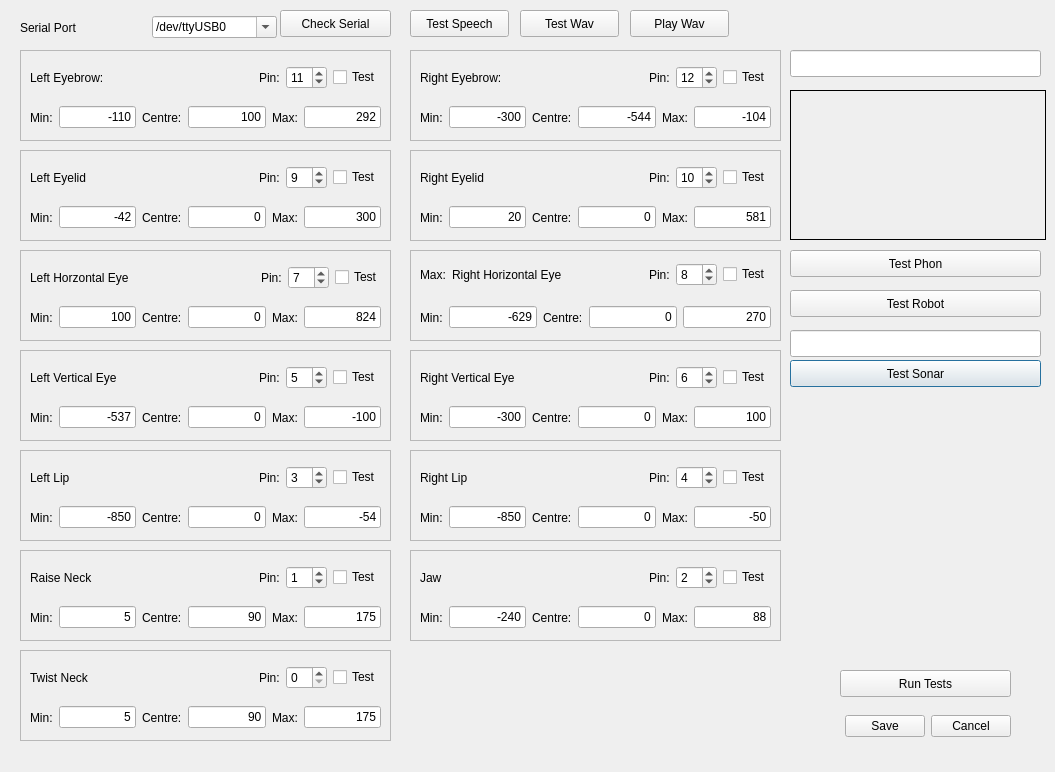
ptbw/FriztV2, file configwindow.ui: the form before one commit.
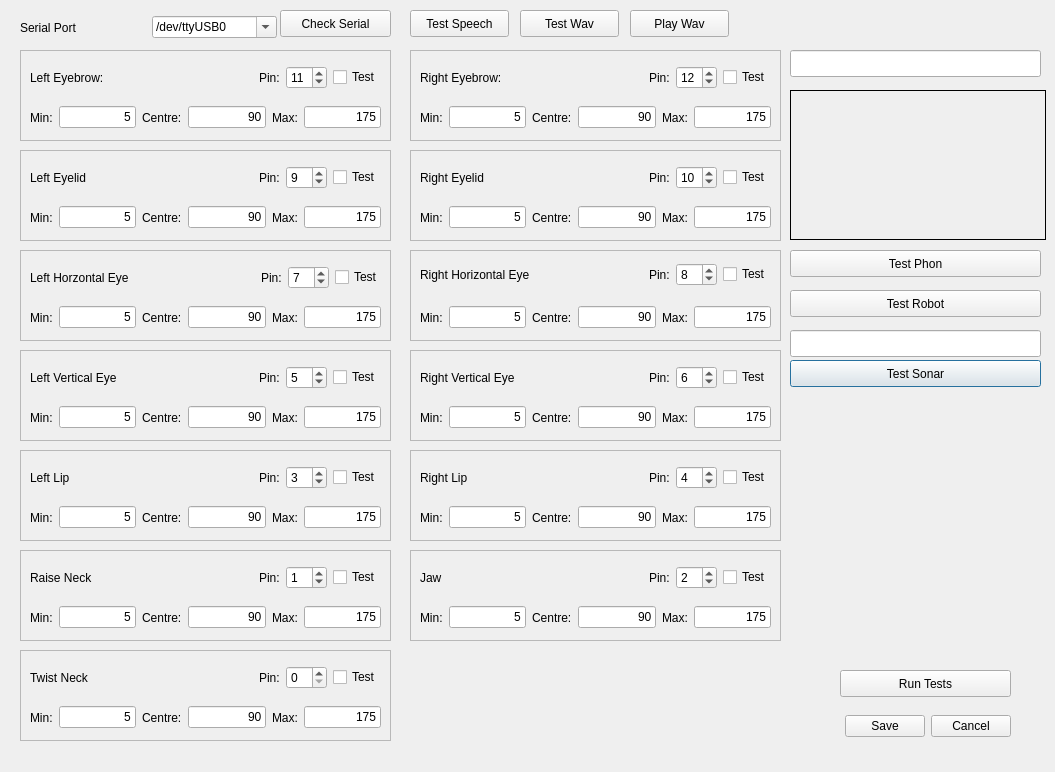
The form after the commit.

Patch:
```diff
--- a/configwindow.ui
+++ b/configwindow.ui
@@ -81,7 +81,7 @@
     <item>
      <widget class="QLineEdit" name="leftEyebrowMin">
       <property name="text">
-       <string>-110</string>
+       <string>5</string>
       </property>
       <property name="alignment">
        <set>Qt::AlignRight|Qt::AlignTrailing|Qt::AlignVCenter</set>
@@ -98,7 +98,7 @@
     <item>
      <widget class="QLineEdit" name="leftEyebrowTrim">
       <property name="text">
-       <string>100</string>
+       <string>90</string>
       </property>
       <property name="alignment">
        <set>Qt::AlignRight|Qt::AlignTrailing|Qt::AlignVCenter</set>
@@ -115,7 +115,7 @@
     <item>
      <widget class="QLineEdit" name="leftEyebrowMax">
       <property name="text">
-       <string>292</string>
+       <string>175</string>
       </property>
       <property name="alignment">
        <set>Qt::AlignRight|Qt::AlignTrailing|Qt::AlignVCenter</set>
@@ -124,7 +124,7 @@
     </item>
    </layout>
   </widget>
-  <widget class="QWidget" name="layoutWidget">
+  <widget class="QWidget" name="layoutWidget_1">
    <property name="geometry">
     <rect>
      <x>30</x>
@@ -216,7 +216,7 @@
     <enum>QFrame::Raised</enum>
    </property>
   </widget>
-  <widget class="QWidget" name="layoutWidget">
+  <widget class="QWidget" name="layoutWidget_2">
    <property name="geometry">
     <rect>
      <x>420</x>
@@ -292,7 +292,7 @@
     <item>
      <widget class="QLineEdit" name="rightEyebrowMin">
       <property name="text">
-       <string>-300</string>
+       <string>5</string>
       </property>
       <property name="alignment">
        <set>Qt::AlignRight|Qt::AlignTrailing|Qt::AlignVCenter</set>
@@ -309,7 +309,7 @@
     <item>
      <widget class="QLineEdit" name="rightEyebrowTrim">
       <property name="text">
-       <string>-544</string>
+       <string>90</string>
       </property>
       <property name="alignment">
        <set>Qt::AlignRight|Qt::AlignTrailing|Qt::AlignVCenter</set>
@@ -326,7 +326,7 @@
     <item>
      <widget class="QLineEdit" name="rightEyebrowMax">
       <property name="text">
-       <string>-104</string>
+       <string>175</string>
       </property>
       <property name="alignment">
        <set>Qt::AlignRight|Qt::AlignTrailing|Qt::AlignVCenter</set>
@@ -419,7 +419,7 @@
     </rect>
    </property>
   </widget>
-  <widget class="QWidget" name="layoutWidget">
+  <widget class="QWidget" name="layoutWidget_4">
    <property name="geometry">
     <rect>
      <x>20</x>
@@ -473,7 +473,7 @@
     <item>
      <widget class="QLineEdit" name="leftEyelidMin">
       <property name="text">
-       <string>-42</string>
+       <string>5</string>
       </property>
       <property name="alignment">
        <set>Qt::AlignRight|Qt::AlignTrailing|Qt::AlignVCenter</set>
@@ -490,7 +490,7 @@
     <item>
      <widget class="QLineEdit" name="leftEyelidTrim">
       <property name="text">
-       <string>0</string>
+       <string>90</string>
       </property>
       <property name="alignment">
        <set>Qt::AlignRight|Qt::AlignTrailing|Qt::AlignVCenter</set>
@@ -507,7 +507,7 @@
     <item>
      <widget class="QLineEdit" name="leftEyelidMax">
       <property name="text">
-       <string>300</string>
+       <string>175</string>
       </property>
       <property name="alignment">
        <set>Qt::AlignRight|Qt::AlignTrailing|Qt::AlignVCenter</set>
@@ -608,7 +608,7 @@
     <item>
      <widget class="QLineEdit" name="leftHorizontalEyeMin">
       <property name="text">
-       <string>100</string>
+       <string>5</string>
       </property>
       <property name="alignment">
        <set>Qt::AlignRight|Qt::AlignTrailing|Qt::AlignVCenter</set>
@@ -625,7 +625,7 @@
     <item>
      <widget class="QLineEdit" name="leftHorizontalEyeTrim">
       <property name="text">
-       <string>0</string>
+       <string>90</string>
       </property>
       <property name="alignment">
        <set>Qt::AlignRight|Qt::AlignTrailing|Qt::AlignVCenter</set>
@@ -642,7 +642,7 @@
     <item>
      <widget class="QLineEdit" name="leftHorizontalEyeMax">
       <property name="text">
-       <string>824</string>
+       <string>175</string>
       </property>
       <property name="alignment">
        <set>Qt::AlignRight|Qt::AlignTrailing|Qt::AlignVCenter</set>
@@ -743,7 +743,7 @@
     <item>
      <widget class="QLineEdit" name="leftVerticalEyeMin">
       <property name="text">
-       <string>-537</string>
+       <string>5</string>
       </property>
       <property name="alignment">
        <set>Qt::AlignRight|Qt::AlignTrailing|Qt::AlignVCenter</set>
@@ -760,7 +760,7 @@
     <item>
      <widget class="QLineEdit" name="leftVerticalEyeTrim">
       <property name="text">
-       <string>0</string>
+       <string>90</string>
       </property>
       <property name="alignment">
        <set>Qt::AlignRight|Qt::AlignTrailing|Qt::AlignVCenter</set>
@@ -777,7 +777,7 @@
     <item>
      <widget class="QLineEdit" name="leftVerticalEyeMax">
       <property name="text">
-       <string>-100</string>
+       <string>175</string>
       </property>
       <property name="alignment">
        <set>Qt::AlignRight|Qt::AlignTrailing|Qt::AlignVCenter</set>
@@ -878,7 +878,7 @@
     <item>
      <widget class="QLineEdit" name="leftLipMin">
       <property name="text">
-       <string>-850</string>
+       <string>5</string>
       </property>
       <property name="alignment">
        <set>Qt::AlignRight|Qt::AlignTrailing|Qt::AlignVCenter</set>
@@ -895,7 +895,7 @@
     <item>
      <widget class="QLineEdit" name="leftLipTrim">
       <property name="text">
-       <string>0</string>
+       <string>90</string>
       </property>
       <property name="alignment">
        <set>Qt::AlignRight|Qt::AlignTrailing|Qt::AlignVCenter</set>
@@ -912,7 +912,7 @@
     <item>
      <widget class="QLineEdit" name="leftLipMax">
       <property name="text">
-       <string>-54</string>
+       <string>175</string>
       </property>
       <property name="alignment">
        <set>Qt::AlignRight|Qt::AlignTrailing|Qt::AlignVCenter</set>
@@ -1148,7 +1148,7 @@
     <item>
      <widget class="QLineEdit" name="rightEyelidMin">
       <property name="text">
-       <string>20</string>
+       <string>5</string>
       </property>
       <property name="alignment">
        <set>Qt::AlignRight|Qt::AlignTrailing|Qt::AlignVCenter</set>
@@ -1165,7 +1165,7 @@
     <item>
      <widget class="QLineEdit" name="rightEyelidTrim">
       <property name="text">
-       <string>0</string>
+       <string>90</string>
       </property>
       <property name="alignment">
        <set>Qt::AlignRight|Qt::AlignTrailing|Qt::AlignVCenter</set>
@@ -1182,7 +1182,7 @@
     <item>
      <widget class="QLineEdit" name="rightEyelidMax">
       <property name="text">
-       <string>581</string>
+       <string>175</string>
       </property>
       <property name="alignment">
        <set>Qt::AlignRight|Qt::AlignTrailing|Qt::AlignVCenter</set>
@@ -1283,7 +1283,7 @@
     <item>
      <widget class="QLineEdit" name="rightHorizontalEyeMin">
       <property name="text">
-       <string>-629</string>
+       <string>5</string>
       </property>
       <property name="alignment">
        <set>Qt::AlignRight|Qt::AlignTrailing|Qt::AlignVCenter</set>
@@ -1300,17 +1300,24 @@
     <item>
      <widget class="QLineEdit" name="rightHorizontalTrim">
       <property name="text">
-       <string>0</string>
+       <string>90</string>
       </property>
       <property name="alignment">
        <set>Qt::AlignRight|Qt::AlignTrailing|Qt::AlignVCenter</set>
       </property>
      </widget>
     </item>
+    <item>
+     <widget class="QLabel" name="label_44">
+      <property name="text">
+       <string>Max:</string>
+      </property>
+     </widget>
+    </item>
     <item>
      <widget class="QLineEdit" name="rightHorizontalEyeMax">
       <property name="text">
-       <string>270</string>
+       <string>175</string>
       </property>
       <property name="alignment">
        <set>Qt::AlignRight|Qt::AlignTrailing|Qt::AlignVCenter</set>
@@ -1345,13 +1352,6 @@
     </rect>
    </property>
    <layout class="QHBoxLayout" name="horizontalLayout_19">
-    <item>
-     <widget class="QLabel" name="label_44">
-      <property name="text">
-       <string>Max:</string>
-      </property>
-     </widget>
-    </item>
     <item>
      <widget class="QLabel" name="label_45">
       <property name="text">
@@ -1418,7 +1418,7 @@
     <item>
      <widget class="QLineEdit" name="rightVerticalEyeMin">
       <property name="text">
-       <string>-300</string>
+       <string>5</string>
       </property>
       <property name="alignment">
        <set>Qt::AlignRight|Qt::AlignTrailing|Qt::AlignVCenter</set>
@@ -1435,7 +1435,7 @@
     <item>
      <widget class="QLineEdit" name="rightVerticalEyeTrim">
       <property name="text">
-       <string>0</string>
+       <string>90</string>
       </property>
       <property name="alignment">
        <set>Qt::AlignRight|Qt::AlignTrailing|Qt::AlignVCenter</set>
@@ -1452,7 +1452,7 @@
     <item>
      <widget class="QLineEdit" name="rightVerticalEyeMax">
       <property name="text">
-       <string>100</string>
+       <string>175</string>
       </property>
       <property name="alignment">
        <set>Qt::AlignRight|Qt::AlignTrailing|Qt::AlignVCenter</set>
@@ -1553,7 +1553,7 @@
     <item>
      <widget class="QLineEdit" name="rightLipMin">
       <property name="text">
-       <string>-850</string>
+       <string>5</string>
       </property>
       <property name="alignment">
        <set>Qt::AlignRight|Qt::AlignTrailing|Qt::AlignVCenter</set>
@@ -1570,7 +1570,7 @@
     <item>
      <widget class="QLineEdit" name="rightLipTrim">
       <property name="text">
-       <string>0</string>
+       <string>90</string>
       </property>
       <property name="alignment">
        <set>Qt::AlignRight|Qt::AlignTrailing|Qt::AlignVCenter</set>
@@ -1587,7 +1587,7 @@
     <item>
      <widget class="QLineEdit" name="rightLipMax">
       <property name="text">
-       <string>-50</string>
+       <string>175</string>
       </property>
       <property name="alignment">
        <set>Qt::AlignRight|Qt::AlignTrailing|Qt::AlignVCenter</set>
@@ -1688,7 +1688,7 @@
     <item>
      <widget class="QLineEdit" name="jawMin">
       <property name="text">
-       <string>-240</string>
+       <string>5</string>
       </property>
       <property name="alignment">
        <set>Qt::AlignRight|Qt::AlignTrailing|Qt::AlignVCenter</set>
@@ -1705,7 +1705,7 @@
     <item>
      <widget class="QLineEdit" name="jawTrim">
       <property name="text">
-       <string>0</string>
+       <string>90</string>
       </property>
       <property name="alignment">
        <set>Qt::AlignRight|Qt::AlignTrailing|Qt::AlignVCenter</set>
@@ -1722,7 +1722,7 @@
     <item>
      <widget class="QLineEdit" name="jawMax">
       <property name="text">
-       <string>88</string>
+       <string>175</string>
       </property>
       <property name="alignment">
        <set>Qt::AlignRight|Qt::AlignTrailing|Qt::AlignVCenter</set>
```
Left out of the diff: 66 changed lines with no effect on the pictures.
